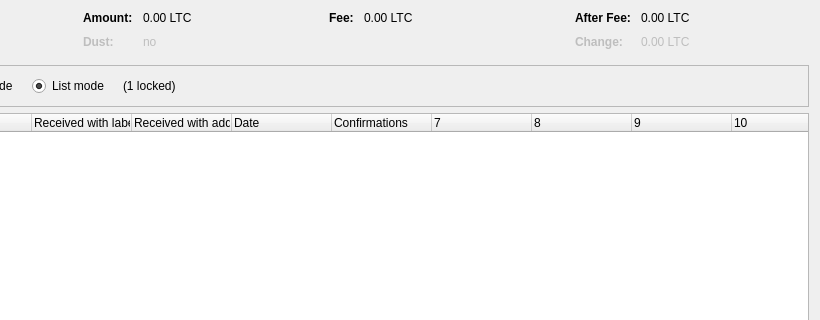
Above: src/qt/forms/coincontroldialog.ui from magnumopusnetwork/Alchimia before the change; both pictures show x 180 to 1000 and y 0 to 320 of the 1000 by 500 pixel window. Below: the same form after it.
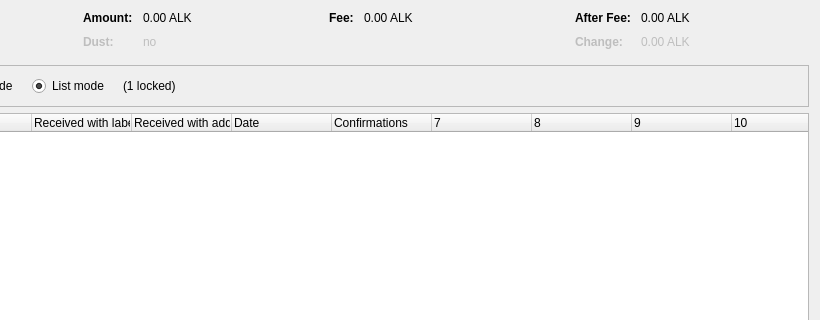
That is the form after the change. Custom widgets are drawn as their Qt base class.

The edit to the form file:
```diff
--- a/src/qt/forms/coincontroldialog.ui
+++ b/src/qt/forms/coincontroldialog.ui
@@ -132,7 +132,7 @@
           <enum>Qt::ActionsContextMenu</enum>
          </property>
          <property name="text">
-          <string notr="true">0.00 LTC</string>
+          <string notr="true">0.00 ALK</string>
          </property>
          <property name="textInteractionFlags">
           <set>Qt::LinksAccessibleByMouse|Qt::TextSelectableByKeyboard|Qt::TextSelectableByMouse</set>
@@ -212,7 +212,7 @@
           <enum>Qt::ActionsContextMenu</enum>
          </property>
          <property name="text">
-          <string notr="true">0.00 LTC</string>
+          <string notr="true">0.00 ALK</string>
          </property>
          <property name="textInteractionFlags">
           <set>Qt::LinksAccessibleByMouse|Qt::TextSelectableByKeyboard|Qt::TextSelectableByMouse</set>
@@ -257,7 +257,7 @@
           <enum>Qt::ActionsContextMenu</enum>
          </property>
          <property name="text">
-          <string notr="true">0.00 LTC</string>
+          <string notr="true">0.00 ALK</string>
          </property>
          <property name="textInteractionFlags">
           <set>Qt::LinksAccessibleByMouse|Qt::TextSelectableByKeyboard|Qt::TextSelectableByMouse</set>
@@ -292,7 +292,7 @@
           <enum>Qt::ActionsContextMenu</enum>
          </property>
          <property name="text">
-          <string notr="true">0.00 LTC</string>
+          <string notr="true">0.00 ALK</string>
          </property>
          <property name="textInteractionFlags">
           <set>Qt::LinksAccessibleByMouse|Qt::TextSelectableByKeyboard|Qt::TextSelectableByMouse</set>
```
